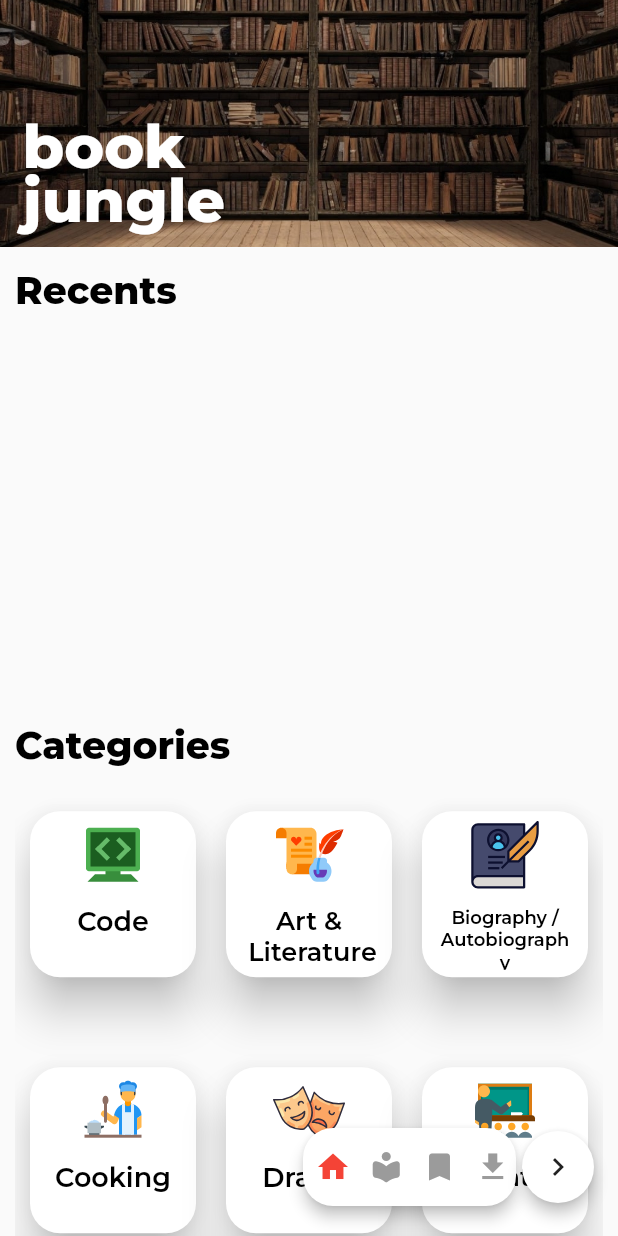
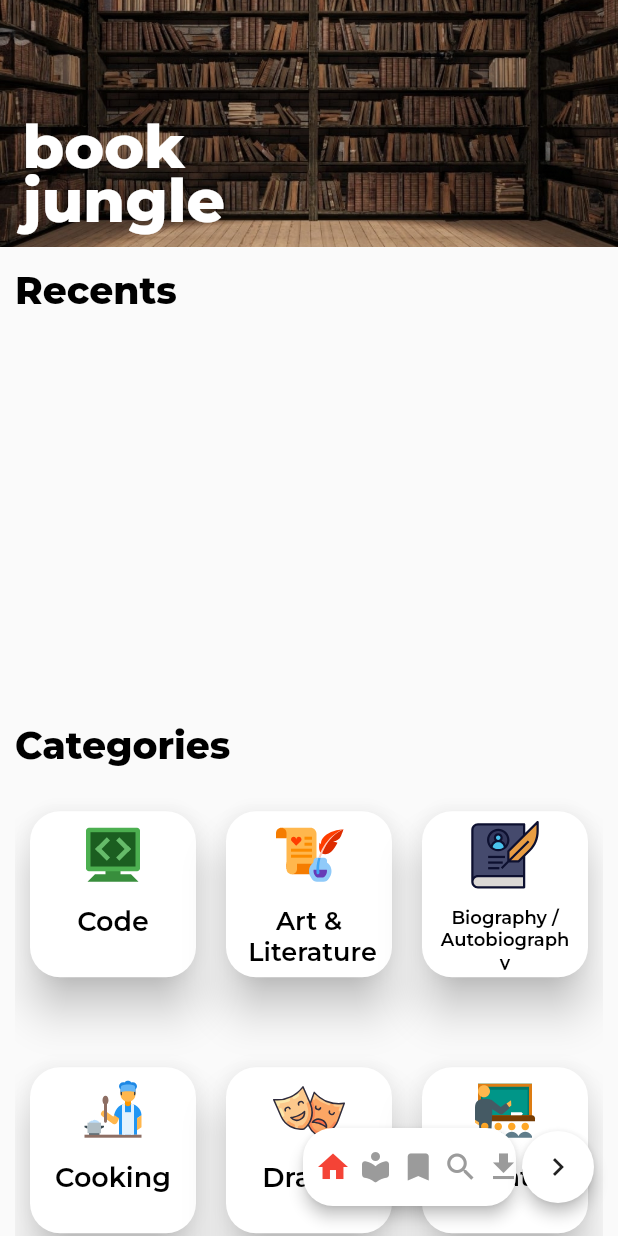
Before and after one commit to m67uzair/book_app_flutter, a Flutter app: the screen it shows once a user with an empty profile is signed in, after a tap on the "keyboard arrow left" icon, on a phone screen of 412 x 824 dp. Run offline on Flutter 3.47's test engine with Material 2 defaults, Android fonts, the phone set to English and light mode, and no system bars; drawn by our look-alikes of auto_size_text; our stand-ins replace cloud_firestore, dio, firebase_auth, firebase_core, flutter_local_notifications, flutter_svg and 5 more; accounts and stored records are empty; network calls fail.

Commit message:
create search and category screen speratly

```diff
--- a/lib/controller/api_controller.dart
+++ b/lib/controller/api_controller.dart
@@ -10,6 +10,9 @@ import 'package:http/http.dart' as http;
 
 List<BookModel> _books = [];
 List<BookModel> _booksInQuery = [];
+List<BookModel> _booksInCategory = [];
+String? _searchQuery;
+String? _catagory;
 
 class ApiController extends ChangeNotifier {
   final Dio dio = Dio();
@@ -19,6 +22,21 @@ class ApiController extends ChangeNotifier {
   final prefs;
 
   ApiController({required this.prefs});
+
+  String? get searchQuery => _searchQuery;
+
+  String? get category => _catagory;
+
+  void setSearchQuery(String? query) {
+    _catagory = null;
+    _searchQuery = query;
+    notifyListeners();
+  }
+
+  void setCategory(String? category) {
+    _searchQuery = null;
+    _catagory = category;
+  }
 
   Map get downloadProgress => downloadProgressMap;
 
@@ -35,23 +53,50 @@ class ApiController extends ChangeNotifier {
     } else {
       Fluttertoast.showToast(msg: "Error Code: ${response.statusCode.toString()}");
     }
+    notifyListeners();
     return _books;
   }
 
-  Future<List<BookModel>> getBooksByQuery(String query) async {
-    String url = 'https://www.dbooks.org/api/search/Code';
+  Future<List<BookModel>> getBooksByQuery() async {
+    String url = 'https://www.dbooks.org/api/search/${_searchQuery ?? ""}';
+
     final response = await http.get(Uri.parse(url));
 
     if (response.statusCode == 200) {
+      _booksInQuery.clear();
       final data = jsonDecode(response.body.toString());
-
-      for (Map i in data['books']) {
-        _booksInQuery.add(BookModel.fromJson(i));
+      if (data['books'] != null) {
+        for (Map i in data['books']) {
+          _booksInQuery.add(BookModel.fromJson(i));
+        }
       }
     } else {
       Fluttertoast.showToast(msg: "Error Code: ${response.statusCode.toString()}");
     }
+
+    // notifyListeners();
     return _booksInQuery;
+  }
+
+  Future<List<BookModel>> getBooksByCategory() async {
+    String url = 'https://www.dbooks.org/api/search/${_catagory ?? ""}';
+
+    final response = await http.get(Uri.parse(url));
+
+    if (response.statusCode == 200) {
+      _booksInCategory.clear();
+      final data = jsonDecode(response.body.toString());
+      if (data['books'] != null) {
+        for (Map i in data['books']) {
+          _booksInCategory.add(BookModel.fromJson(i));
+        }
+      }
+    } else {
+      Fluttertoast.showToast(msg: "Error Code: ${response.statusCode.toString()}");
+    }
+
+    // notifyListeners();
+    return _booksInCategory;
   }
 
   Future<BookModel> getBookById(String id) async {
--- a/lib/main.dart
+++ b/lib/main.dart
@@ -74,7 +74,7 @@ class MyApp extends StatelessWidget {
                   }
                 },
               ),
-          BookScreen.routeName: (context) => const BookScreen(),
+          BookScreen.routeName: (context) =>  BookScreen(),
           SavedBooksScreen.routeName: (context) => const SavedBooksScreen(),
           DownloadsScreen.routeName: (context) => const DownloadsScreen()
         },
--- a/lib/views/books_screen.dart
+++ b/lib/views/books_screen.dart
@@ -3,9 +3,7 @@ import 'package:e_book/constants/style_constants.dart';
 import 'package:e_book/controller/api_controller.dart';
 import 'package:e_book/controller/notifications_helper.dart';
 import 'package:e_book/models/book_model.dart';
-import 'package:e_book/views/saved_books_screen.dart';
 import 'package:e_book/widgets/book_details_widgets.dart';
-import 'package:e_book/widgets/floating_navigation_bar.dart';
 import 'package:e_book/widgets/image_app_bar.dart';
 import 'package:flutter/material.dart';
 import 'package:flutter_local_notifications/flutter_local_notifications.dart';
@@ -16,8 +14,9 @@ NotificationHelper _notificationHelper = NotificationHelper();
 
 class BookScreen extends StatefulWidget {
   static const routeName = '/books_screen';
+  String? category;
 
-  const BookScreen({Key? key}) : super(key: key);
+  BookScreen({Key? key, this.category}) : super(key: key);
 
   @override
   State<BookScreen> createState() => _BookScreenState();
@@ -31,29 +30,19 @@ class _BookScreenState extends State<BookScreen> {
     // TODO: implement initState
     _notificationHelper.initialize();
     apiController = context.read<ApiController>();
-
+    apiController.setCategory(widget.category);
     super.initState();
   }
 
   @override
   Widget build(BuildContext context) {
     return Scaffold(
-   /*   floatingActionButton: const FloatingNavigationBar(currentRoute: BookScreen.routeName),
-      floatingActionButtonLocation: FloatingActionButtonLocation.endFloat,*/
       body: Column(
         children: [
-          const ImageAppBar(title: "Art & Entertainment"),
-          ElevatedButton(
-              onPressed: () {
-                Navigator.push(
-                    context,
-                    MaterialPageRoute(
-                      builder: (context) => const SavedBooksScreen(),
-                    ));
-              },
-              child: const Text('Saved Books')),
-          FutureBuilder(
-            future: apiController.getBooksByQuery("arts"),
+          const ImageAppBar(title: "Search for books"),
+          Consumer<ApiController>(builder: (context, apiProvider, child) {
+            return FutureBuilder(
+              future: apiController.getBooksByQuery(),
               builder: (BuildContext context, AsyncSnapshot<List<BookModel>> snapshot) {
                 if (snapshot.connectionState == ConnectionState.waiting) {
                   return const Expanded(
@@ -66,15 +55,19 @@ class _BookScreenState extends State<BookScreen> {
                   );
                 } else {
                   List<BookModel> books = snapshot.data ?? [];
-                return Expanded(
-                  child: Padding(
-                    padding: const EdgeInsets.symmetric(horizontal: 10),
+                  return books.isEmpty
+                      ? const Center(
+                          child: Text("No Results Found"),
+                        )
+                      : Expanded(
                           child: GridView.builder(
+                            padding: const EdgeInsets.symmetric(horizontal: 10, vertical: 5),
                             itemCount: books.length,
                             gridDelegate: SliverGridDelegateWithMaxCrossAxisExtent(
                               maxCrossAxisExtent: MediaQuery.of(context).size.width / 3,
                               mainAxisSpacing: 20,
-                        childAspectRatio: MediaQuery.of(context).size.width / (MediaQuery.of(context).size.height),
+                              childAspectRatio:
+                                  MediaQuery.of(context).size.width / (MediaQuery.of(context).size.height),
                             ),
                             itemBuilder: (context, index) => books.isNotEmpty
                                 ? InkWell(
@@ -119,11 +112,11 @@ class _BookScreenState extends State<BookScreen> {
                                   )
                                 : Container(),
                           ),
-                  ),
                         );
                 }
               },
-          ),
+            );
+          }),
         ],
       ),
     );
--- a/lib/views/home_screen.dart
+++ b/lib/views/home_screen.dart
@@ -2,6 +2,7 @@ import 'package:auto_size_text/auto_size_text.dart';
 import 'package:e_book/constants/style_constants.dart';
 import 'package:e_book/controller/api_controller.dart';
 import 'package:e_book/models/book_model.dart';
+import 'package:e_book/views/books_screen.dart';
 import 'package:flutter/material.dart';
 
 import 'package:flutter/services.dart';
@@ -43,8 +44,6 @@ class _HomeScreenState extends State<HomeScreen> {
     return AnnotatedRegion(
         value: const SystemUiOverlayStyle(statusBarColor: Colors.transparent),
         child: Scaffold(
-          // floatingActionButton:  FloatingNavigationBar(currentRoute: HomeScreen.routeName),
-          // floatingActionButtonLocation: FloatingActionButtonLocation.endFloat,
           body: Column(
             children: [
               Stack(children: [
@@ -146,7 +145,17 @@ class _HomeScreenState extends State<HomeScreen> {
                                   maxCrossAxisExtent: MediaQuery.of(context).size.width / 3, mainAxisSpacing: 40),
                               delegate: SliverChildBuilderDelegate(
                                 childCount: categoriesList.length,
-                                (context, index) => Card(
+                                (context, index) => InkWell(
+                                  onTap: () {
+                                    Navigator.push(
+                                        context,
+                                        MaterialPageRoute(
+                                          builder: (context) => BookScreen(
+                                            category: categoriesList[index]['title'],
+                                          ),
+                                        ));
+                                  },
+                                  child: Card(
                                     elevation: 12,
                                     margin: const EdgeInsets.all(10),
                                     shape: RoundedRectangleBorder(
@@ -171,6 +180,7 @@ class _HomeScreenState extends State<HomeScreen> {
                                     ),
                                   ),
                                 ),
+                              ),
                             )
                           ],
                         ),
--- a/lib/views/main_screen.dart
+++ b/lib/views/main_screen.dart
@@ -1,3 +1,4 @@
+import 'package:e_book/views/search_screen.dart';
 import 'package:e_book/widgets/floating_navigation_bar.dart';
 import 'package:flutter/material.dart';
 
@@ -24,16 +25,18 @@ class _MainScreenState extends State<MainScreen> {
 
   static List<Widget> navigationWidgets = [
     const HomeScreen(),
-    const BookScreen(),
+    BookScreen(),
     const SavedBooksScreen(),
+    SearchScreen(),
     const DownloadsScreen(),
   ];
 
   static List<NavBarButton> navBarButtons = [
     NavBarButton(iconData: Icons.home, label: "Home"),
-    NavBarButton(iconData: Icons.local_library_rounded, label: "Shop"),
-    NavBarButton(iconData: Icons.bookmark, label: "My Cart"),
-    NavBarButton(iconData: Icons.download, label: "Favorites"),
+    NavBarButton(iconData: Icons.local_library_rounded, label: "Library"),
+    NavBarButton(iconData: Icons.bookmark, label: "Saved Books"),
+    NavBarButton(iconData: Icons.search, label: "Search"),
+    NavBarButton(iconData: Icons.download, label: "Downloaded Books"),
   ];
 
   @override
--- /dev/null
+++ b/lib/views/search_screen.dart
@@ -0,0 +1,147 @@
+import 'package:auto_size_text/auto_size_text.dart';
+import 'package:e_book/constants/style_constants.dart';
+import 'package:e_book/controller/api_controller.dart';
+import 'package:e_book/controller/notifications_helper.dart';
+import 'package:e_book/models/book_model.dart';
+import 'package:e_book/widgets/book_details_widgets.dart';
+import 'package:e_book/widgets/image_app_bar.dart';
+import 'package:flutter/material.dart';
+import 'package:flutter_local_notifications/flutter_local_notifications.dart';
+import 'package:provider/provider.dart';
+
+final FlutterLocalNotificationsPlugin flutterLocalNotificationsPlugin = FlutterLocalNotificationsPlugin();
+NotificationHelper _notificationHelper = NotificationHelper();
+
+class SearchScreen extends StatefulWidget {
+  static const routeName = '/books_screen';
+
+  const SearchScreen({Key? key}) : super(key: key);
+
+  @override
+  State<SearchScreen> createState() => _SearchScreenState();
+}
+
+class _SearchScreenState extends State<SearchScreen> {
+  @override
+  void initState() {
+    // TODO: implement initState
+    _notificationHelper.initialize();
+    super.initState();
+  }
+
+  @override
+  Widget build(BuildContext context) {
+    return Scaffold(
+      body: Column(
+        children: [
+          const ImageAppBar(title: "Search for books"),
+          Consumer<ApiController>(builder: (context, apiProvider, child) {
+            return Expanded(
+              child: Column(
+                children: [
+                  Row(
+                    children: [
+                      Expanded(
+                        child: TextField(
+                          autofocus: false,
+                          onChanged: (value) => apiProvider.setSearchQuery(value),
+                          decoration: const InputDecoration(
+                            hintText: 'Search...',
+                          ),
+                        ),
+                      ),
+                      IconButton(
+                        onPressed: () {
+                          // Perform search using searchProvider.searchText
+                          // Example: apiController.getBooksByQuery(searchProvider.searchText)
+                        },
+                        icon: const Icon(Icons.search),
+                      ),
+                    ],
+                  ),
+                  FutureBuilder(
+                    future: apiProvider.getBooksByQuery(),
+                    builder: (BuildContext context, AsyncSnapshot<List<BookModel>> snapshot) {
+                      if (snapshot.connectionState == ConnectionState.waiting) {
+                        return const Expanded(
+                          child: AlertDialog(
+                            elevation: 0,
+                            content: Center(
+                              child: CircularProgressIndicator(),
+                            ),
+                          ),
+                        );
+                      } else {
+                        List<BookModel> books = snapshot.data ?? [];
+                        return books.isEmpty
+                            ? const Expanded(
+                                child: Center(
+                                  child: Text("No Results Found"),
+                                ),
+                              )
+                            : Expanded(
+                                child: GridView.builder(
+                                  padding: const EdgeInsets.symmetric(horizontal: 10, vertical: 5),
+                                  itemCount: books.length,
+                                  gridDelegate: SliverGridDelegateWithMaxCrossAxisExtent(
+                                    maxCrossAxisExtent: MediaQuery.of(context).size.width / 3,
+                                    mainAxisSpacing: 20,
+                                    childAspectRatio:
+                                        MediaQuery.of(context).size.width / (MediaQuery.of(context).size.height),
+                                  ),
+                                  itemBuilder: (context, index) => books.isNotEmpty
+                                      ? InkWell(
+                                          onTap: () {
+                                            showModalBottomSheet(
+                                              context: context,
+                                              isScrollControlled: true,
+                                              backgroundColor: Colors.transparent,
+                                              builder: (context) => Container(
+                                                height: MediaQuery.of(context).size.height * 0.80,
+                                                margin: const EdgeInsets.symmetric(horizontal: 10),
+                                                child: BookDetailsSheet(
+                                                    bookId: books[index].id!,
+                                                    bookTitle: books[index].title!,
+                                                    bookSubtitle: books[index].subtitle ?? "",
+                                                    bookImageURL: books[index].image!),
+                                              ),
+                                            );
+                                          },
+                                          child: Card(
+                                            margin: const EdgeInsets.symmetric(horizontal: 10),
+                                            elevation: 0,
+                                            color: Colors.transparent,
+                                            child: Column(
+                                              // mainAxisAlignment: MainAxisAlignment.spaceAround,
+                                              children: [
+                                                ClipRRect(
+                                                    borderRadius: BorderRadius.circular(10),
+                                                    child: Image.network(
+                                                      books[index].image.toString(),
+                                                      height: 160,
+                                                      fit: BoxFit.cover,
+                                                    )),
+                                                const SizedBox(height: 10),
+                                                AutoSizeText(books[index].title!,
+                                                    maxLines: 2,
+                                                    overflow: TextOverflow.ellipsis,
+                                                    style: kSubTitleStyle.copyWith(color: Colors.black, fontSize: 16))
+                                              ],
+                                            ),
+                                          ),
+                                        )
+                                      : Container(),
+                                ),
+                              );
+                      }
+                    },
+                  ),
+                ],
+              ),
+            );
+          }),
+        ],
+      ),
+    );
+  }
+}
--- a/lib/widgets/floating_navigation_bar.dart
+++ b/lib/widgets/floating_navigation_bar.dart
@@ -1,9 +1,6 @@
 import 'dart:math';
 
-import 'package:e_book/views/books_screen.dart';
-import 'package:e_book/views/downloads_screen.dart';
-import 'package:e_book/views/home_screen.dart';
-import 'package:e_book/views/saved_books_screen.dart';
+
 import 'package:flutter/material.dart';
 
 class NavBarButton extends BottomNavigationBarItem {
```
Lines whose indentation alone changed are shown as unchanged.
